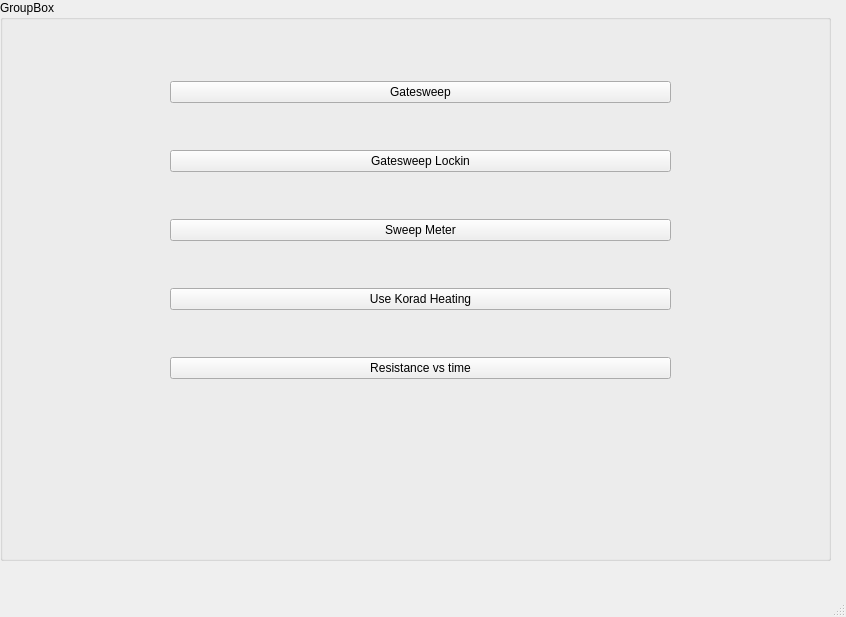
First picture: the form in Starter.ui, repository FalconTube/lab_software, before the edit.
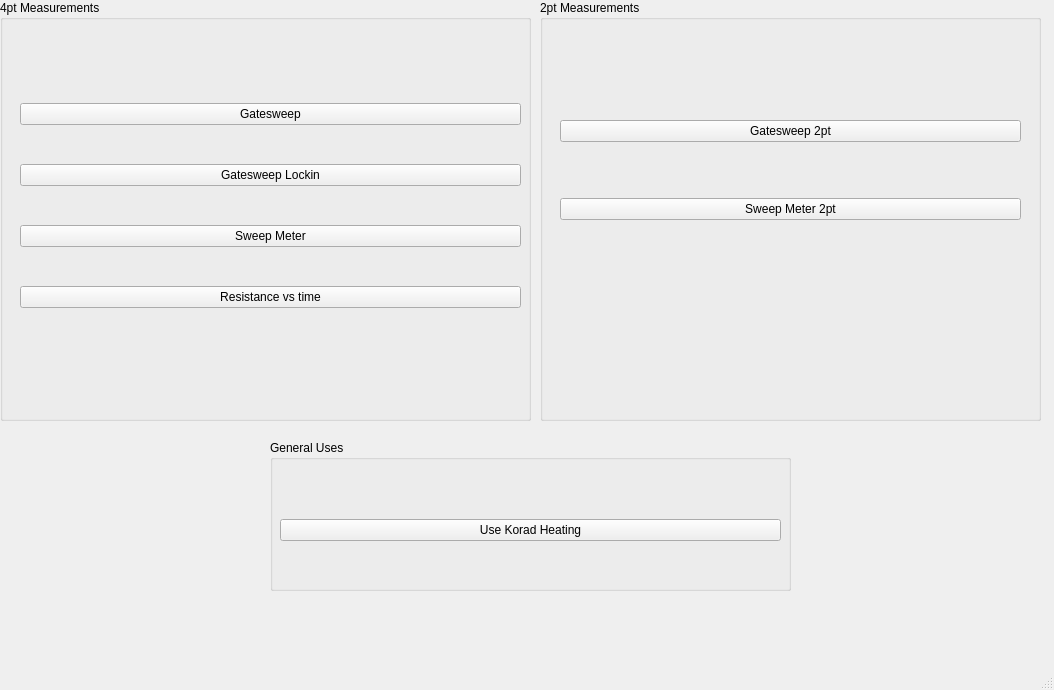
Second picture: the form after the edit.

What changed in the file:
```diff
--- a/Starter.ui
+++ b/Starter.ui
@@ -6,8 +6,8 @@
    <rect>
     <x>0</x>
     <y>0</y>
-    <width>846</width>
-    <height>617</height>
+    <width>1054</width>
+    <height>690</height>
    </rect>
   </property>
   <property name="windowTitle">
@@ -19,20 +19,20 @@
      <rect>
       <x>0</x>
       <y>0</y>
-      <width>831</width>
-      <height>561</height>
+      <width>531</width>
+      <height>421</height>
      </rect>
     </property>
     <property name="title">
-     <string>GroupBox</string>
+     <string>4pt Measurements</string>
     </property>
     <widget class="QWidget" name="">
      <property name="geometry">
       <rect>
-       <x>170</x>
-       <y>40</y>
+       <x>20</x>
+       <y>70</y>
        <width>501</width>
-       <height>381</height>
+       <height>271</height>
       </rect>
      </property>
      <layout class="QVBoxLayout" name="verticalLayout">
@@ -57,13 +57,6 @@
         </property>
        </widget>
       </item>
-      <item>
-       <widget class="QPushButton" name="korad_usage_2">
-        <property name="text">
-         <string>Use Korad Heating</string>
-        </property>
-       </widget>
-      </item>
       <item>
        <widget class="QPushButton" name="Resist_vs_time">
         <property name="text">
@@ -74,6 +67,77 @@
      </layout>
     </widget>
    </widget>
+   <widget class="QGroupBox" name="AllButtonsBox_2">
+    <property name="geometry">
+     <rect>
+      <x>540</x>
+      <y>0</y>
+      <width>501</width>
+      <height>421</height>
+     </rect>
+    </property>
+    <property name="title">
+     <string>2pt Measurements</string>
+    </property>
+    <widget class="QWidget" name="layoutWidget">
+     <property name="geometry">
+      <rect>
+       <x>20</x>
+       <y>70</y>
+       <width>461</width>
+       <height>201</height>
+      </rect>
+     </property>
+     <layout class="QVBoxLayout" name="verticalLayout_2">
+      <item>
+       <widget class="QPushButton" name="Gatesweep_2">
+        <property name="text">
+         <string>Gatesweep 2pt</string>
+        </property>
+       </widget>
+      </item>
+      <item>
+       <widget class="QPushButton" name="SweepMeter_2">
+        <property name="text">
+         <string>Sweep Meter 2pt</string>
+        </property>
+       </widget>
+      </item>
+     </layout>
+    </widget>
+   </widget>
+   <widget class="QGroupBox" name="AllButtonsBox_3">
+    <property name="geometry">
+     <rect>
+      <x>270</x>
+      <y>440</y>
+      <width>521</width>
+      <height>151</height>
+     </rect>
+    </property>
+    <property name="title">
+     <string>General Uses</string>
+    </property>
+    <widget class="QWidget" name="layoutWidget_2">
+     <property name="geometry">
+      <rect>
+       <x>10</x>
+       <y>50</y>
+       <width>501</width>
+       <height>81</height>
+      </rect>
+     </property>
+     <layout class="QVBoxLayout" name="verticalLayout_3">
+      <item>
+       <widget class="QPushButton" name="korad_usage_3">
+        <property name="text">
+         <string>Use Korad Heating</string>
+        </property>
+       </widget>
+      </item>
+     </layout>
+    </widget>
+   </widget>
   </widget>
   <widget class="QMenuBar" name="menubar">
    <property name="geometry">
```
Left out of the diff: 4 changed lines with no effect on the pictures.
